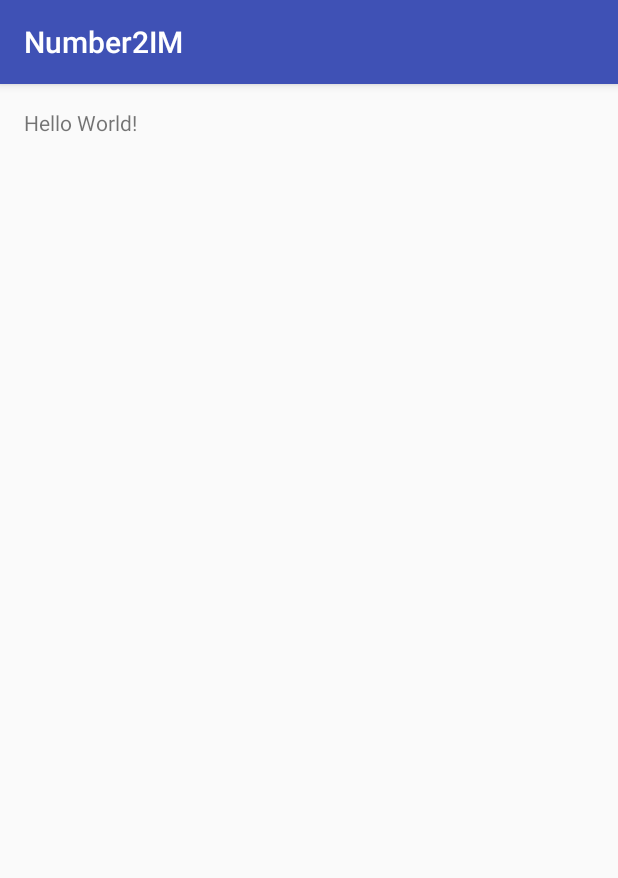
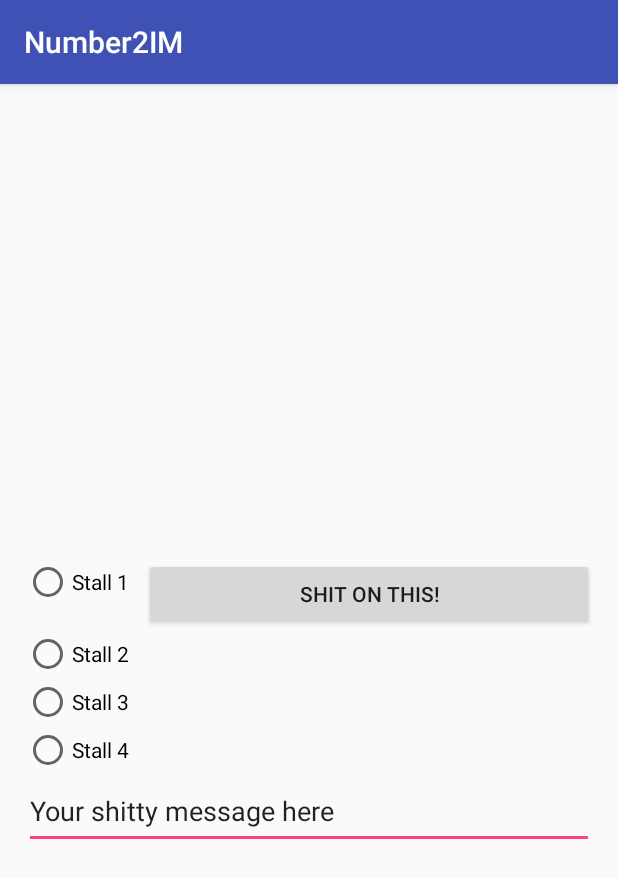
Before and after one commit to WebBurnout/stupid_thermal, an Android app: the screen it shows after launch (IM_Activity), on a phone screen of 412 x 824 dp. Shown: the top 878 px of the screen. Run offline under Robolectric (Android 15) with nearby library versions, the phone set to English and light mode, and no system bars.

Commit message:
Added Android App

```diff
--- a/Number2IM/app/src/main/AndroidManifest.xml
+++ b/Number2IM/app/src/main/AndroidManifest.xml
@@ -1,14 +1,14 @@
 <?xml version="1.0" encoding="utf-8"?>
 <manifest xmlns:android="http://schemas.android.com/apk/res/android"
-    package="com.example.joseph.number2im" >
+    package="com.example.joseph.number2im">
 
     <application
         android:allowBackup="true"
         android:icon="@mipmap/ic_launcher"
         android:label="@string/app_name"
         android:supportsRtl="true"
-        android:theme="@style/AppTheme" >
-        <activity android:name=".IM_Activity" >
+        android:theme="@style/AppTheme">
+        <activity android:name=".IM_Activity">
             <intent-filter>
                 <action android:name="android.intent.action.MAIN" />
 
--- a/Number2IM/app/src/main/res/layout/activity_im_.xml
+++ b/Number2IM/app/src/main/res/layout/activity_im_.xml
@@ -1,17 +1,141 @@
 <?xml version="1.0" encoding="utf-8"?>
-<RelativeLayout
-    xmlns:android="http://schemas.android.com/apk/res/android"
+<RelativeLayout xmlns:android="http://schemas.android.com/apk/res/android"
     xmlns:tools="http://schemas.android.com/tools"
     android:layout_width="match_parent"
     android:layout_height="match_parent"
+    android:paddingBottom="@dimen/activity_vertical_margin"
     android:paddingLeft="@dimen/activity_horizontal_margin"
     android:paddingRight="@dimen/activity_horizontal_margin"
     android:paddingTop="@dimen/activity_vertical_margin"
-    android:paddingBottom="@dimen/activity_vertical_margin"
     tools:context="com.example.joseph.number2im.IM_Activity">
 
-    <TextView
-        android:text="Hello World!"
-        android:layout_width="wrap_content"
-        android:layout_height="wrap_content" />
+    <LinearLayout
+        android:orientation="vertical"
+        android:layout_width="match_parent"
+        android:layout_height="match_parent"
+        android:layout_alignParentTop="true"
+        android:layout_centerHorizontal="true">
+
+        <GridLayout
+            android:layout_width="match_parent"
+            android:layout_height="300dp"
+            android:rowCount="25"
+            android:columnCount="6">
+
+            <ImageView
+                android:layout_width="50dp"
+                android:layout_height="50dp"
+                android:id="@+id/imageView3" />
+
+            <ImageView
+                android:layout_width="50dp"
+                android:layout_height="50dp"
+                android:id="@+id/imageView" />
+
+            <ImageView
+                android:layout_width="50dp"
+                android:layout_height="50dp"
+                android:id="@+id/imageView2" />
+
+            <ImageView
+                android:layout_width="50dp"
+                android:layout_height="50dp"
+                android:id="@+id/imageView6" />
+
+            <ImageView
+                android:layout_width="50dp"
+                android:layout_height="50dp"
+                android:id="@+id/imageView5" />
+
+            <ImageView
+                android:layout_width="50dp"
+                android:layout_height="50dp"
+                android:id="@+id/imageView10" />
+
+            <ImageView
+                android:layout_width="50dp"
+                android:layout_height="50dp"
+                android:id="@+id/imageView11" />
+
+            <ImageView
+                android:layout_width="50dp"
+                android:layout_height="50dp"
+                android:id="@+id/imageView12" />
+
+            <ImageView
+                android:layout_width="50dp"
+                android:layout_height="50dp"
+                android:id="@+id/imageView7" />
+
+            <ImageView
+                android:layout_width="50dp"
+                android:layout_height="50dp"
+                android:id="@+id/imageView9" />
+
+            <ImageView
+                android:layout_width="50dp"
+                android:layout_height="50dp"
+                android:id="@+id/imageView8" />
+
+            <ImageView
+                android:layout_width="50dp"
+                android:layout_height="50dp"
+                android:id="@+id/imageView4" />
+
+        </GridLayout>
+
+        <LinearLayout
+            android:orientation="vertical"
+            android:layout_width="match_parent"
+            android:layout_height="match_parent" >
+
+            <LinearLayout
+                android:orientation="horizontal"
+                android:layout_width="fill_parent"
+                android:layout_height="wrap_content">
+
+                <RadioButton
+                    android:layout_width="wrap_content"
+                    android:layout_height="wrap_content"
+                    android:text="@string/radio_1"
+                    android:id="@+id/radioButton"
+                    android:contextClickable="false" />
+
+                <Button
+                    android:layout_width="match_parent"
+                    android:layout_height="wrap_content"
+                    android:text="@string/button_1"
+                    android:id="@+id/button"
+                    android:layout_gravity="right"
+                    android:layout_marginLeft="10dp" />
+            </LinearLayout>
+
+            <RadioButton
+                android:layout_width="match_parent"
+                android:layout_height="wrap_content"
+                android:text="@string/radio_2"
+                android:id="@+id/radioButton2" />
+
+            <RadioButton
+                android:layout_width="wrap_content"
+                android:layout_height="wrap_content"
+                android:text="@string/radio_3"
+                android:id="@+id/radioButton3" />
+
+            <RadioButton
+                android:layout_width="fill_parent"
+                android:layout_height="wrap_content"
+                android:text="@string/radio_4"
+                android:id="@+id/radioButton4" />
+
+            <EditText
+                android:layout_width="match_parent"
+                android:layout_height="50dp"
+                android:id="@+id/editText"
+                android:autoText="false"
+                android:text="Your shitty message here" />
+        </LinearLayout>
+
+    </LinearLayout>
+
 </RelativeLayout>
--- a/Number2IM/app/src/main/res/values/strings.xml
+++ b/Number2IM/app/src/main/res/values/strings.xml
@@ -1,3 +1,8 @@
 <resources>
     <string name="app_name">Number2IM</string>
+    <string name="radio_1">Stall 1</string>
+    <string name="radio_2">Stall 2</string>
+    <string name="radio_3">Stall 3</string>
+    <string name="radio_4">Stall 4</string>
+    <string name="button_1">Shit on this!</string>
 </resources>
```
Also changed, not shown: Number2IM/app/src/main/java/com/example/joseph/number2im/IM_Activity.java (line endings or trailing spaces).
